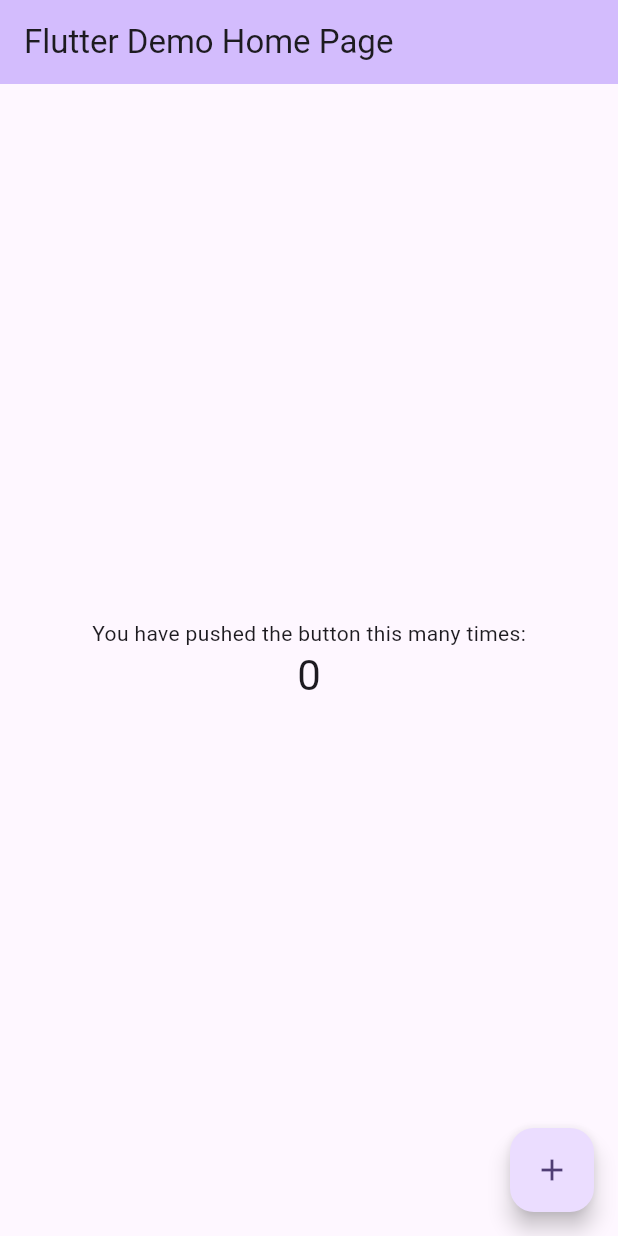
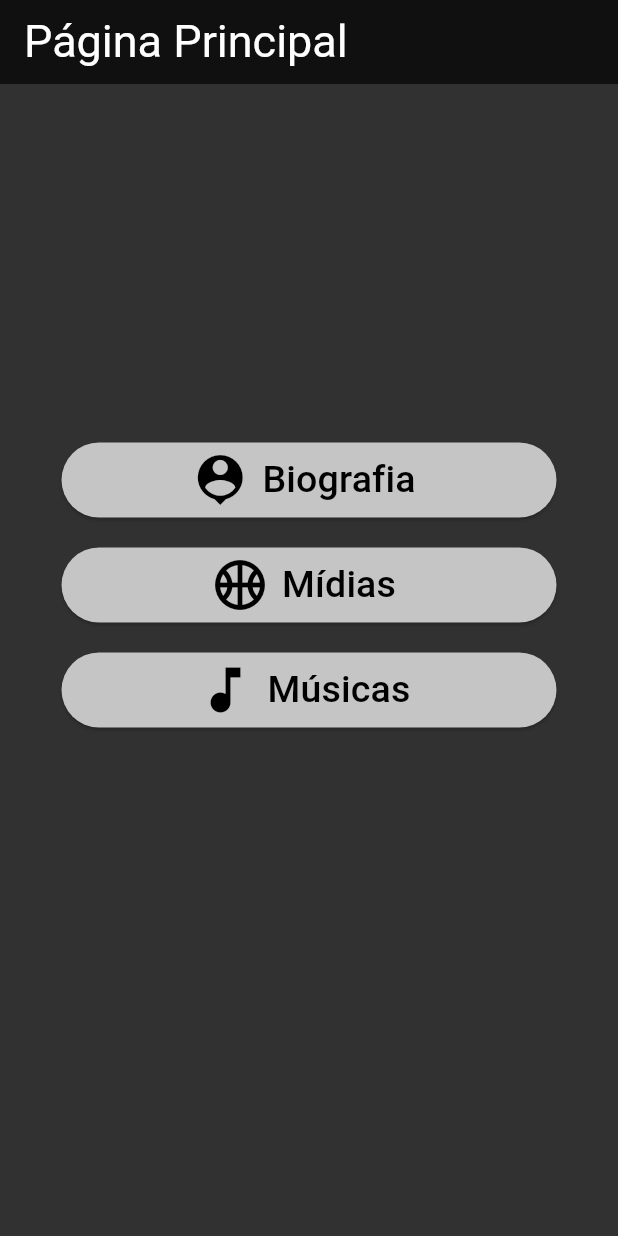
Before and after one commit to FilipeCGEtec/Galeria_Santaolalla, a Flutter app: the screen it shows after launch, on a phone screen of 412 x 824 dp. Run offline on Flutter 3.47's test engine with Material 3 defaults, Android fonts, the phone set to English and light mode, and no system bars; missing offline and left inert: dart:js_interop.

Commit message:
update 2

```diff
--- a/galeria_gs/lib/main.dart
+++ b/galeria_gs/lib/main.dart
@@ -1,3 +1,5 @@
+import 'dart:js_interop';
+
 import 'package:flutter/material.dart';
 
 void main() {
@@ -11,42 +13,20 @@
   @override
   Widget build(BuildContext context) {
     return MaterialApp(
-      title: 'Flutter Demo',
-      theme: ThemeData(
-        // This is the theme of your application.
-        //
-        // TRY THIS: Try running your application with "flutter run". You'll see
-        // the application has a purple toolbar. Then, without quitting the app,
-        // try changing the seedColor in the colorScheme below to Colors.green
-        // and then invoke "hot reload" (save your changes or press the "hot
-        // reload" button in a Flutter-supported IDE, or press "r" if you used
-        // the command line to start the app).
-        //
-        // Notice that the counter didn't reset back to zero; the application
-        // state is not lost during the reload. To reset the state, use hot
-        // restart instead.
-        //
-        // This works for code too, not just values: Most code changes can be
-        // tested with just a hot reload.
-        colorScheme: ColorScheme.fromSeed(seedColor: Colors.deepPurple),
+      title: 'Galeria Santaolalla',
+      darkTheme: ThemeData(
         useMaterial3: true,
+        colorScheme: ColorScheme.fromSeed(seedColor: const Color.fromRGBO(75, 75, 75, 1)),
       ),
-      home: const MyHomePage(title: 'Flutter Demo Home Page'),
+      themeMode: ThemeMode.dark,
+      home: const MyHomePage(title: 'Página Principal'),
     );
+
   }
 }
 
 class MyHomePage extends StatefulWidget {
   const MyHomePage({super.key, required this.title});
-
-  // This widget is the home page of your application. It is stateful, meaning
-  // that it has a State object (defined below) that contains fields that affect
-  // how it looks.
-
-  // This class is the configuration for the state. It holds the values (in this
-  // case the title) provided by the parent (in this case the App widget) and
-  // used by the build method of the State. Fields in a Widget subclass are
-  // always marked "final".
 
   final String title;
 
@@ -55,71 +35,101 @@
 }
 
 class _MyHomePageState extends State<MyHomePage> {
-  int _counter = 0;
+  //int _counter = 0;
 
-  void _incrementCounter() {
+  /*void _incrementCounter() {
     setState(() {
-      // This call to setState tells the Flutter framework that something has
-      // changed in this State, which causes it to rerun the build method below
-      // so that the display can reflect the updated values. If we changed
-      // _counter without calling setState(), then the build method would not be
-      // called again, and so nothing would appear to happen.
       _counter++;
     });
-  }
+  }*/
 
   @override
   Widget build(BuildContext context) {
-    // This method is rerun every time setState is called, for instance as done
-    // by the _incrementCounter method above.
-    //
-    // The Flutter framework has been optimized to make rerunning build methods
-    // fast, so that you can just rebuild anything that needs updating rather
-    // than having to individually change instances of widgets.
+
     return Scaffold(
       appBar: AppBar(
-        // TRY THIS: Try changing the color here to a specific color (to
-        // Colors.amber, perhaps?) and trigger a hot reload to see the AppBar
-        // change color while the other colors stay the same.
-        backgroundColor: Theme.of(context).colorScheme.inversePrimary,
-        // Here we take the value from the MyHomePage object that was created by
-        // the App.build method, and use it to set our appbar title.
-        title: Text(widget.title),
+        backgroundColor: const Color.fromARGB(172, 0, 0, 0),
+        title: Text(widget.title, style: const TextStyle(color: Colors.white, fontSize: 30),),
       ),
+      backgroundColor: const Color.fromARGB(255, 49, 49, 49),
       body: Center(
-        // Center is a layout widget. It takes a single child and positions it
-        // in the middle of the parent.
         child: Column(
-          // Column is also a layout widget. It takes a list of children and
-          // arranges them vertically. By default, it sizes itself to fit its
-          // children horizontally, and tries to be as tall as its parent.
-          //
-          // Column has various properties to control how it sizes itself and
-          // how it positions its children. Here we use mainAxisAlignment to
-          // center the children vertically; the main axis here is the vertical
-          // axis because Columns are vertical (the cross axis would be
-          // horizontal).
-          //
-          // TRY THIS: Invoke "debug painting" (choose the "Toggle Debug Paint"
-          // action in the IDE, or press "p" in the console), to see the
-          // wireframe for each widget.
           mainAxisAlignment: MainAxisAlignment.center,
           children: <Widget>[
-            const Text(
-              'You have pushed the button this many times:',
-            ),
-            Text(
-              '$_counter',
-              style: Theme.of(context).textTheme.headlineMedium,
-            ),
+
+              SizedBox(
+                height: 50,
+                width: 330,
+                child: ElevatedButton.icon(
+                  label: const Text(
+                    "Biografia",
+                    style: TextStyle(
+                      fontSize: 25,
+                      color: Colors.black,
+                    ),
+                    ),
+                  icon: const Icon(
+                    Icons.person_pin,
+                    size: 40,
+                    color: Color.fromARGB(255, 0, 0, 0),
+                    ),
+                  onPressed: () => {},
+                  style: ElevatedButton.styleFrom(
+                    backgroundColor: const Color.fromARGB(255, 197, 197, 197)
+                  )
+                ),
+              ),
+              const SizedBox(height: 20),
+              SizedBox(
+                height: 50,
+                width: 330,
+                child: ElevatedButton.icon(
+                  label: const Text(
+                    "Mídias",
+                    style: TextStyle(
+                      fontSize: 25,
+                      color: Colors.black,
+                    ),
+                  ),
+                  icon: const Icon(
+                    Icons.sports_basketball_outlined,
+                    size: 40,
+                    color: Color.fromARGB(255, 0, 0, 0),
+                    ),
+                  onPressed: () => {},
+                  style: ElevatedButton.styleFrom(
+                    backgroundColor: const Color.fromARGB(255, 197, 197, 197)
+                  )
+                ),
+              ),
+              const SizedBox(height: 20),
+              SizedBox(
+                height: 50,
+                width: 330,
+                child: ElevatedButton.icon(
+                  label: const Text(
+                    "Músicas",
+                    style: TextStyle(
+                      fontSize: 25,
+                      color: Colors.black,
+                    ),
+                  ),
+                  icon: const Icon(
+                    Icons.music_note,
+                    size: 40,
+                    color: Color.fromARGB(255, 0, 0, 0),),
+                  onPressed: () => {},
+                  style: ElevatedButton.styleFrom(
+                    backgroundColor: const Color.fromARGB(255, 197, 197, 197)
+                  )
+                ),
+              ),
+              const SizedBox(height: 100),
+
           ],
         ),
       ),
-      floatingActionButton: FloatingActionButton(
-        onPressed: _incrementCounter,
-        tooltip: 'Increment',
-        child: const Icon(Icons.add),
-      ), // This trailing comma makes auto-formatting nicer for build methods.
+
     );
   }
 }
```
